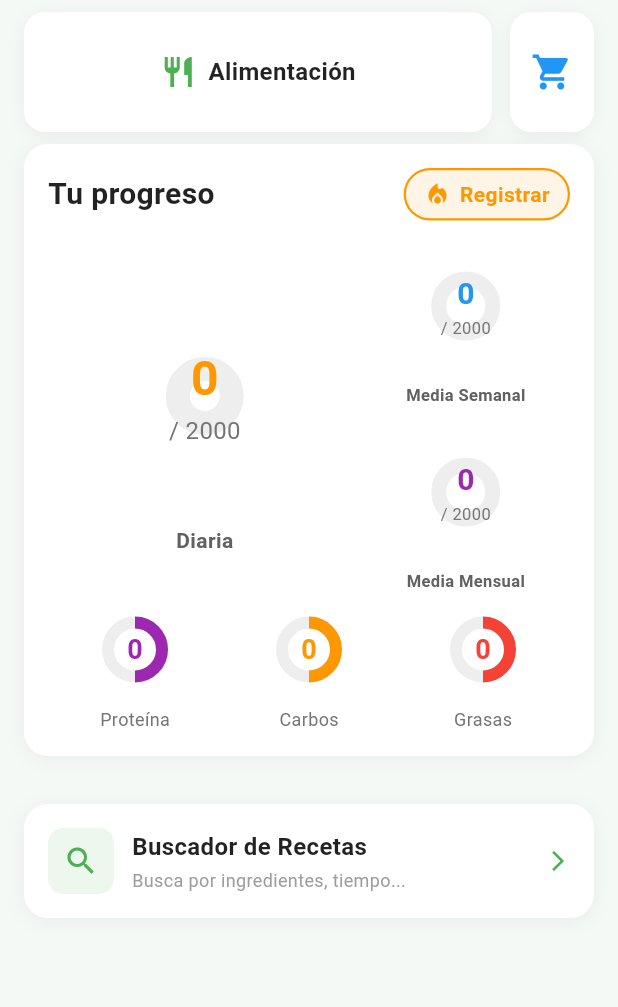
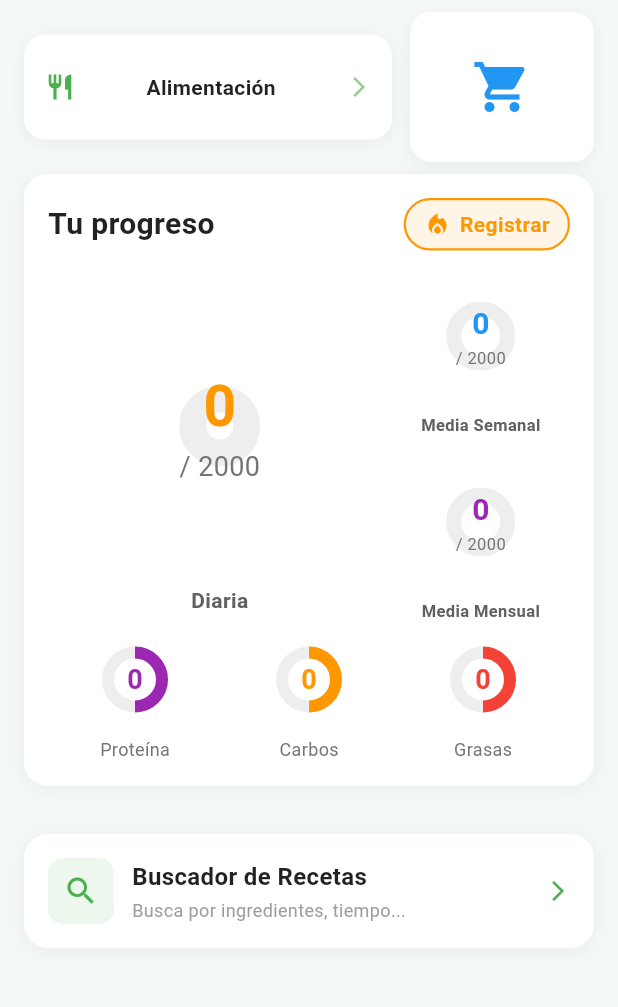
Before and after one commit to power4gods-source/NutriApp, a Flutter app: the HomeScreen screen opened directly, on a phone screen of 412 x 824 dp, the part 84-1091 px from its top. Run offline on Flutter 3.47's test engine with Material 3 defaults, Android fonts, the phone set to English and light mode, and no system bars; our stand-ins replace fl_chart, shared_preferences, supabase_flutter; accounts and stored records are empty; network calls fail.

Commit message:
UI improvements: remove dulce/salado filters, increase daily calories circle size, make AlimentaciÃ³n smaller with arrow, make shopping cart larger

```diff
--- a/nutri_track/lib/screens/home_screen.dart
+++ b/nutri_track/lib/screens/home_screen.dart
@@ -539,8 +539,9 @@ class _HomeScreenState extends State<HomeScreen> {
       padding: const EdgeInsets.symmetric(horizontal: 16),
       child: Row(
         children: [
-          // Alimentación - Solo texto
+          // Alimentación - Más pequeña con icono a la izquierda y flecha a la derecha
           Expanded(
+            flex: 2, // Hacer más pequeña (2/3 del espacio)
             child: _buildActionCard(
               icon: Icons.restaurant,
               title: 'Alimentación',
@@ -548,17 +549,22 @@ class _HomeScreenState extends State<HomeScreen> {
               color: const Color(0xFF4CAF50),
               onTap: _navigateToIngredients,
               horizontalLayout: true, // Icono al lado del texto
+              showArrow: true, // Mostrar flecha a la derecha
             ),
           ),
           const SizedBox(width: 12),
-          // Lista Compra - Solo icono del carrito
-          _buildActionCard(
+          // Lista Compra - Más grande, solo icono del carrito
+          Expanded(
+            flex: 1, // Más grande (1/3 del espacio, pero más grande que antes)
+            child: _buildActionCard(
               icon: Icons.shopping_cart,
               title: '',
               subtitle: '',
               color: Colors.blue,
               onTap: _navigateToShoppingList,
               iconOnly: true, // Solo icono, sin texto
+              isLarge: true, // Hacer más grande
+            ),
           ),
         ],
       ),
@@ -574,13 +580,15 @@ class _HomeScreenState extends State<HomeScreen> {
     bool isSmall = false,
     bool iconOnly = false, // Para Lista Compra: solo icono
     bool horizontalLayout = false, // Para Alimentación y Registrar: icono al lado del texto
+    bool showArrow = false, // Para mostrar flecha a la derecha
+    bool isLarge = false, // Para hacer más grande el carrito
   }) {
     return InkWell(
       onTap: onTap,
       child: Container(
-        padding: const EdgeInsets.all(14),
-        constraints: const BoxConstraints(
-          minHeight: 80, // Misma altura para todas las cajas
+        padding: EdgeInsets.all(isLarge ? 18 : 14), // Más padding para carrito grande
+        constraints: BoxConstraints(
+          minHeight: isLarge ? 100 : 70, // Más alto para carrito, más bajo para Alimentación
         ),
         decoration: BoxDecoration(
           color: Colors.white,
@@ -595,26 +603,29 @@ class _HomeScreenState extends State<HomeScreen> {
         ),
         child: iconOnly
             ? Center(
-                child: Icon(icon, color: color, size: 28),
+                child: Icon(icon, color: color, size: isLarge ? 40 : 28), // Icono más grande para carrito
               )
             : horizontalLayout
                 ? Row(
-                    mainAxisAlignment: MainAxisAlignment.center,
-                    mainAxisSize: MainAxisSize.min,
+                    mainAxisAlignment: MainAxisAlignment.spaceBetween,
                     children: [
-                      Icon(icon, color: color, size: 24),
-                      const SizedBox(width: 8),
+                      Icon(icon, color: color, size: 20), // Icono más pequeño
                       Flexible(
                         child: Text(
                           title,
                           style: const TextStyle(
-                            fontSize: 16,
+                            fontSize: 14, // Texto más pequeño
                             fontWeight: FontWeight.bold,
                             color: Colors.black87,
                           ),
                           maxLines: 1,
                           overflow: TextOverflow.ellipsis,
                         ),
+                      ),
+                      if (showArrow)
+                        Icon(Icons.arrow_forward_ios,
+                          color: color.withValues(alpha: 0.6),
+                          size: 16,
                         ),
                     ],
                   )
@@ -670,10 +681,10 @@ class _HomeScreenState extends State<HomeScreen> {
   }) {
     final progress = goal > 0 ? (value / goal).clamp(0.0, 1.0) : 0.0;
 
-    final size = isLarge ? 160.0 : 90.0; // Aumentado de 140 a 160 para el círculo diaria
-    final strokeWidth = isLarge ? 16.0 : 10.0; // Aumentado de 14 a 16
-    final valueFontSize = isLarge ? 32.0 : 20.0; // Aumentado de 28 a 32
-    final goalFontSize = isLarge ? 16.0 : 11.0; // Aumentado de 14 a 16
+    final size = isLarge ? 200.0 : 90.0; // Aumentado de 160 a 200 para el círculo diaria
+    final strokeWidth = isLarge ? 18.0 : 10.0; // Aumentado de 16 a 18
+    final valueFontSize = isLarge ? 38.0 : 20.0; // Aumentado de 32 a 38
+    final goalFontSize = isLarge ? 18.0 : 11.0; // Aumentado de 16 a 18
     final labelFontSize = isLarge ? 14.0 : 11.0;
 
     return Column(
```
Also changed, not shown: nutri_track/lib/screens/ai_recipe_generator_screen.dart (+0 -23 lines), 1 other file. Lines whose indentation alone changed are shown as unchanged.
